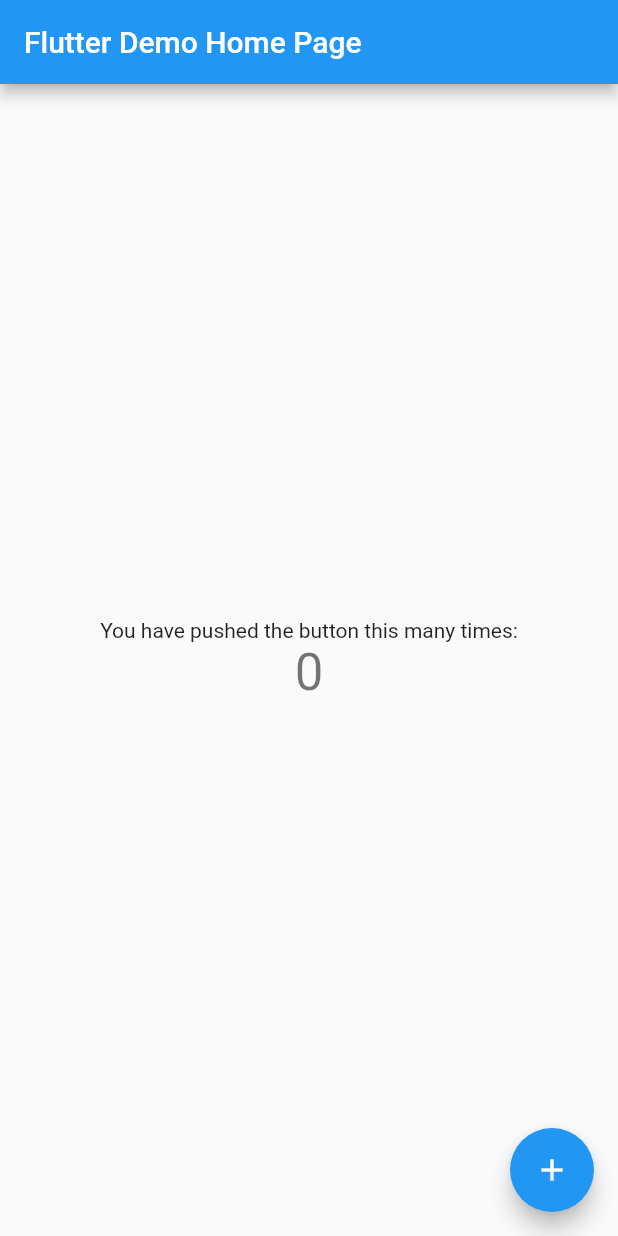
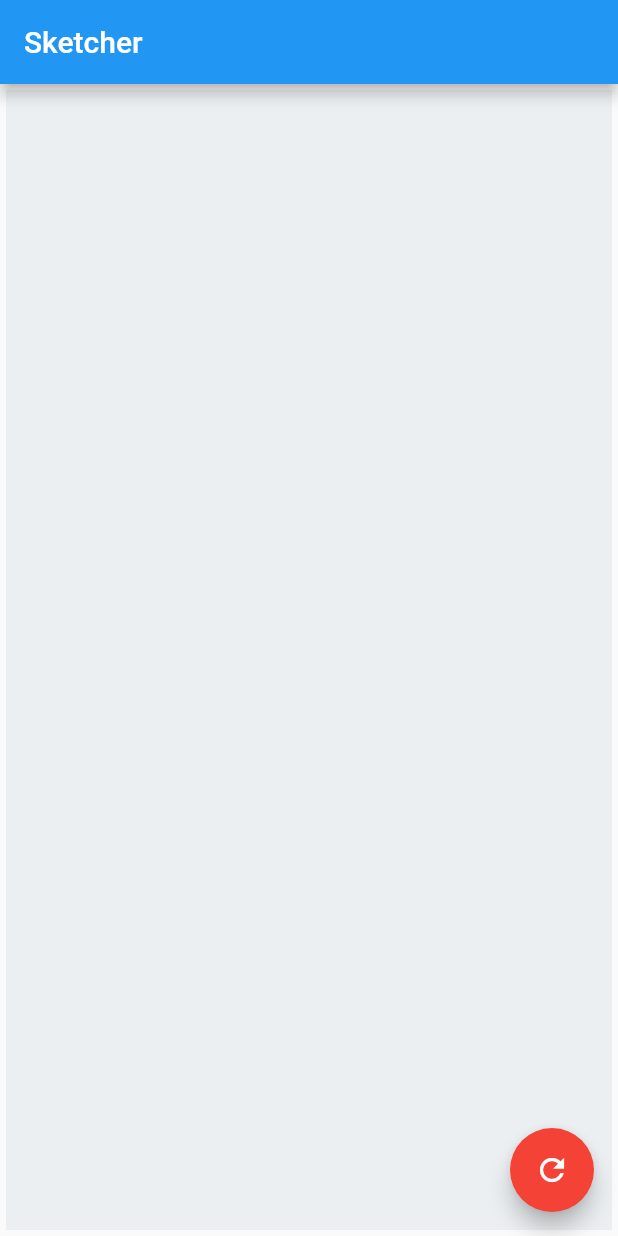
Before and after one commit to mhaava/paint_app, a Flutter app: the screen it shows after launch, on a phone screen of 412 x 824 dp. Run offline on Flutter 3.47's test engine with Material 2 defaults, Android fonts, the phone set to English and light mode, and no system bars.

Commit message:
sketcher

```diff
--- a/lib/main.dart
+++ b/lib/main.dart
@@ -36,21 +36,18 @@ class MyHomePage extends StatefulWidget {
 }
 
 class _MyHomePageState extends State<MyHomePage> {
-  int _counter = 0;
-
-  void _incrementCounter() {
-    setState(() {
-      // This call to setState tells the Flutter framework that something has
-      // changed in this State, which causes it to rerun the build method below
-      // so that the display can reflect the updated values. If we changed
-      // _counter without calling setState(), then the build method would not be
-      // called again, and so nothing would appear to happen.
-      _counter++;
-    });
-  }
-
+  List<Offset> points = <Offset>[];
   @override
   Widget build(BuildContext context) {
+    final Container sketchArea = Container(
+      margin: EdgeInsets.all(4.0),
+      alignment: Alignment.topLeft,
+      color: Colors.blueGrey[50],
+      child: CustomPaint(
+        painter: Sketcher(points),
+      ),
+
+    );
     // This method is rerun every time setState is called, for instance as done
     // by the _incrementCounter method above.
     //
@@ -61,43 +58,57 @@ class _MyHomePageState extends State<MyHomePage> {
       appBar: AppBar(
         // Here we take the value from the MyHomePage object that was created by
         // the App.build method, and use it to set our appbar title.
-        title: Text(widget.title),
+        title: Text('Sketcher'),
       ),
-      body: Center(
-        // Center is a layout widget. It takes a single child and positions it
-        // in the middle of the parent.
-        child: Column(
-          // Column is also layout widget. It takes a list of children and
-          // arranges them vertically. By default, it sizes itself to fit its
-          // children horizontally, and tries to be as tall as its parent.
-          //
-          // Invoke "debug painting" (press "p" in the console, choose the
-          // "Toggle Debug Paint" action from the Flutter Inspector in Android
-          // Studio, or the "Toggle Debug Paint" command in Visual Studio Code)
-          // to see the wireframe for each widget.
-          //
-          // Column has various properties to control how it sizes itself and
-          // how it positions its children. Here we use mainAxisAlignment to
-          // center the children vertically; the main axis here is the vertical
-          // axis because Columns are vertical (the cross axis would be
-          // horizontal).
-          mainAxisAlignment: MainAxisAlignment.center,
-          children: <Widget>[
-            Text(
-              'You have pushed the button this many times:',
-            ),
-            Text(
-              '$_counter',
-              style: Theme.of(context).textTheme.display1,
-            ),
-          ],
-        ),
+      body: GestureDetector(
+        onPanUpdate: (DragUpdateDetails details) {
+          setState(() {
+            RenderBox box = context.findRenderObject();
+            Offset point = box.globalToLocal(details.globalPosition);
+            point = point.translate(0.0, -(AppBar().preferredSize.height));
+
+            points = List.from(points)..add(point);
+          });
+        },
+        onPanEnd: (DragEndDetails details) {
+          points.add(null);
+        },
+        child: sketchArea,
       ),
       floatingActionButton: FloatingActionButton(
-        onPressed: _incrementCounter,
-        tooltip: 'Increment',
-        child: Icon(Icons.add),
-      ), // This trailing comma makes auto-formatting nicer for build methods.
+        tooltip: 'clear Screen',
+        backgroundColor: Colors.red,
+        child: Icon(Icons.refresh),
+        onPressed: () {
+          setState(() => points.clear());
+        },
+      ),
     );
   }
 }
+
+class Sketcher extends CustomPainter {
+  final List<Offset> points;
+
+  Sketcher(this.points);
+
+  @override
+  bool shouldRepaint(Sketcher oldDelegate) {
+    return oldDelegate.points != points;
+  }
+
+  void paint(Canvas canvas, Size size) {
+    Paint paint = Paint()
+      ..color = Colors.black
+      ..strokeCap = StrokeCap.round
+      ..strokeWidth = 4.0;
+
+    for (int i=0; i < points.length - 1; i++) {
+      if (points[i] != null && points[i + 1] != null) {
+        canvas.drawLine(points[i], points[i + 1], paint);
+      }
+
+    }
+  }
+
+}
```
